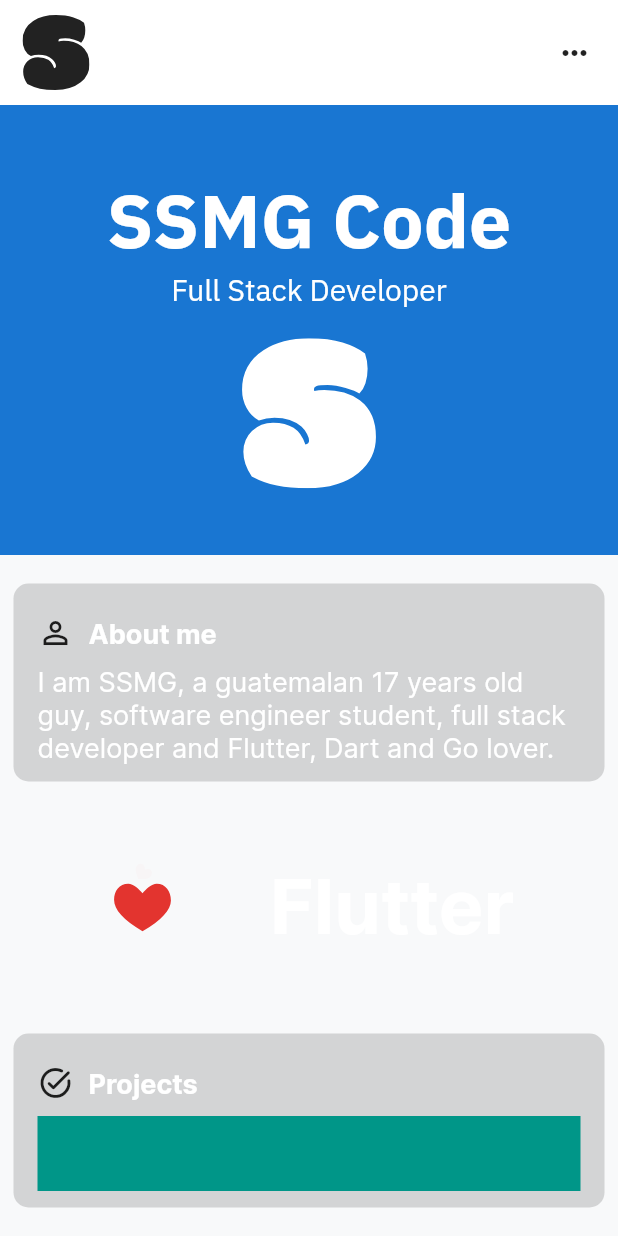
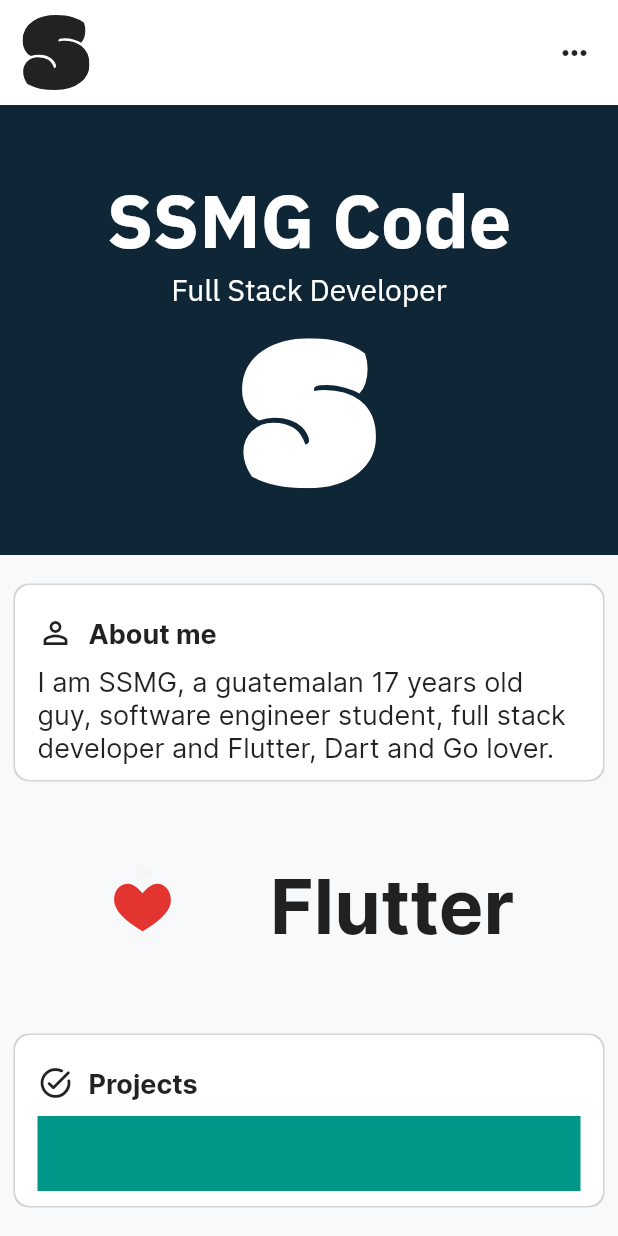
Before and after one commit to ssmgcode/portfolio-flutter, a Flutter app: the screen it shows after launch, on a phone screen of 412 x 824 dp. Run offline on Flutter 3.47's test engine with Material 2 defaults, Android fonts, the phone set to English and light mode, and no system bars; drawn by our look-alikes of animated_text_kit; our stand-ins replace bloc, fluro, flutter_bloc, flutter_svg, get_it, lottie and 1 more.

Commit message:
Fix colors based on new theme configuration

```diff
--- a/lib/ui/widgets/custom_card.dart
+++ b/lib/ui/widgets/custom_card.dart
@@ -28,6 +28,7 @@ class CustomCard extends StatelessWidget {
     return Container(
       decoration: BoxDecoration(
         borderRadius: BorderRadius.circular(10.0),
+        color: Theme.of(context).cardColor,
         boxShadow: const <BoxShadow>[
           BoxShadow(
             offset: Offset(0, 0),
@@ -37,7 +38,7 @@ class CustomCard extends StatelessWidget {
           ),
         ],
       ),
-      child: DefaultTextStyle(
+      child: DefaultTextStyle.merge(
         style: const TextStyle(
           fontFamily: 'Inter',
           fontSize: 18,
--- a/lib/ui/widgets/favorite_technologies_presentation.dart
+++ b/lib/ui/widgets/favorite_technologies_presentation.dart
@@ -16,7 +16,7 @@ class FavoriteTechnoloiesPresentation extends StatelessWidget {
           height: 170,
           width: 170,
         ),
-        DefaultTextStyle(
+        DefaultTextStyle.merge(
           style: const TextStyle(
             fontSize: 50,
             fontWeight: FontWeight.bold,
--- a/lib/ui/widgets/ssmg_poster.dart
+++ b/lib/ui/widgets/ssmg_poster.dart
@@ -1,6 +1,7 @@
 import 'package:animated_text_kit/animated_text_kit.dart';
 import 'package:flutter/material.dart';
 import 'package:flutter_svg/flutter_svg.dart';
+import 'package:portfolio/config/app_theme.dart';
 
 const double _mobileDisplayBreakpoint = 768;
 const double _posterHeight = 300;
@@ -35,7 +36,7 @@ class _Background extends StatelessWidget {
       child: Container(
         height: _posterHeight,
         width: size.width < 1000 ? size.width : 1000,
-        color: Theme.of(context).accentColor,
+        color: AppTheme.brandColor,
       ),
     );
   }
```
